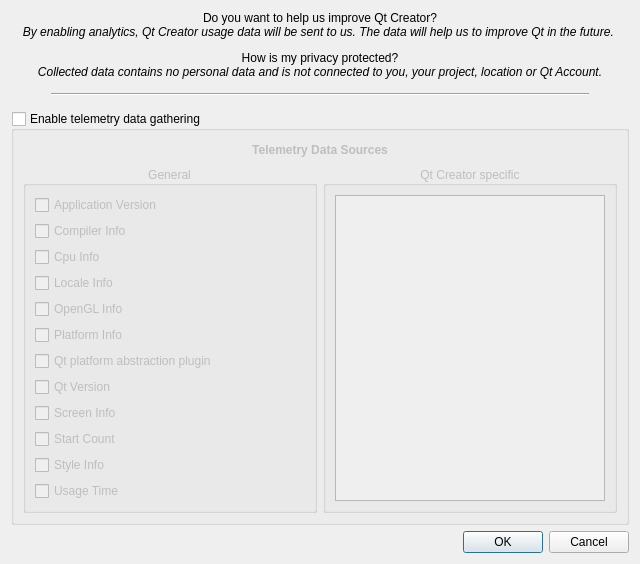
Before: the Qt Designer form controldialog.ui in orgads/ConnectedCreatorPlugin, drawn with Qt 5.
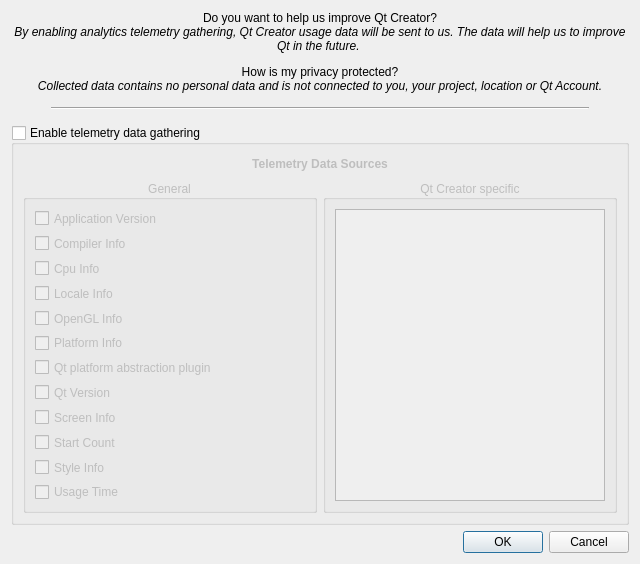
After: the same form once the commit is applied.

Commit message: Telemetry StatisticsDialog UI added

```diff
--- a/controldialog.ui
+++ b/controldialog.ui
@@ -7,7 +7,7 @@
     <x>0</x>
     <y>0</y>
     <width>640</width>
-    <height>480</height>
+    <height>488</height>
    </rect>
   </property>
   <property name="windowTitle">
@@ -17,7 +17,10 @@
    <item>
     <widget class="QLabel" name="label_2">
      <property name="text">
-      <string>&lt;html&gt;&lt;head/&gt;&lt;body&gt;&lt;p align=&quot;center&quot;&gt;Do you want to help us improve Qt Creator?&lt;span style=&quot; font-weight:600; font-style:italic;&quot;&gt;&lt;br/&gt;&lt;/span&gt;&lt;span style=&quot; font-style:italic;&quot;&gt;By enabling analytics, Qt Creator usage data will be sent to us. The data will help us to improve Qt in the future. &lt;/span&gt;&lt;/p&gt;&lt;p align=&quot;center&quot;&gt;How is my privacy protected?&lt;span style=&quot; font-weight:600; font-style:italic;&quot;&gt;&lt;br/&gt;&lt;/span&gt;&lt;span style=&quot; font-style:italic;&quot;&gt;Collected data contains no personal data and is not connected to you, your project, location or Qt Account.&lt;/span&gt;&lt;/p&gt;&lt;/body&gt;&lt;/html&gt;</string>
+      <string>&lt;html&gt;&lt;head/&gt;&lt;body&gt;&lt;p align=&quot;center&quot;&gt;Do you want to help us improve Qt Creator?&lt;span style=&quot; font-weight:600; font-style:italic;&quot;&gt;&lt;br/&gt;&lt;/span&gt;&lt;span style=&quot; font-style:italic;&quot;&gt;By enabling analytics telemetry gathering, Qt Creator usage data will be sent to us. The data will help us to improve Qt in the future. &lt;/span&gt;&lt;/p&gt;&lt;p align=&quot;center&quot;&gt;How is my privacy protected?&lt;span style=&quot; font-weight:600; font-style:italic;&quot;&gt;&lt;br/&gt;&lt;/span&gt;&lt;span style=&quot; font-style:italic;&quot;&gt;Collected data contains no personal data and is not connected to you, your project, location or Qt Account.&lt;/span&gt;&lt;/p&gt;&lt;/body&gt;&lt;/html&gt;</string>
+     </property>
+     <property name="wordWrap">
+      <bool>true</bool>
      </property>
     </widget>
    </item>
```
The commit also changes 9 other files.
